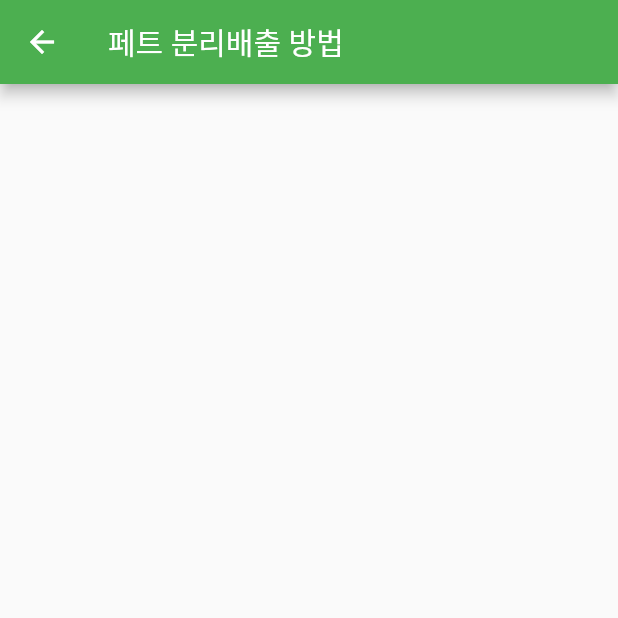
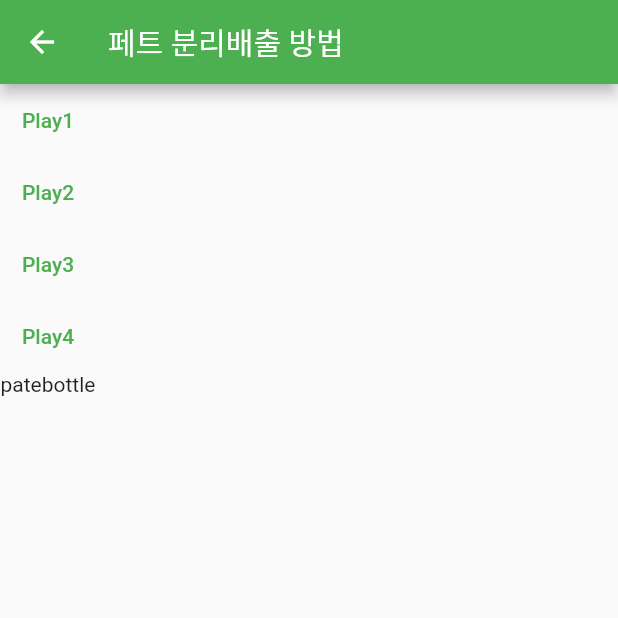
Before and after one commit to kookmin-sw/capstone-2021-3, a Flutter app: the screen it shows after launch, after a tap on "Animation", on a phone screen of 412 x 824 dp, the top half of it. Run offline on Flutter 3.47's test engine with Material 2 defaults, Android fonts, the phone set to English and light mode, and no system bars; our stand-ins replace camera, rive.

Commit message:
Add pet bottle separate collection animation

```diff
--- a/app/recycling_people/lib/animation/animation_page.dart
+++ b/app/recycling_people/lib/animation/animation_page.dart
@@ -1,4 +1,8 @@
+import 'dart:convert';
 import 'package:flutter/material.dart';
+import 'package:flutter/services.dart';
+import 'package:rive/rive.dart';
+import 'package:flutter/cupertino.dart';
 
 class AnimationRecyle extends StatefulWidget {
   final String typeNameK;
@@ -9,7 +13,17 @@ class AnimationRecyle extends StatefulWidget {
 }
 
 class _AnimationRecyleState extends State<AnimationRecyle> {
+  String _riveFileName;
   String _typeNameK; // 한국어로된 소재 명칭
+  String _typeNameE; // 영어로된 소재 명칭
+  int _animationNum = 1;
+
+  List _animationTextList = [];
+  List<Widget> _textButtonList = [];
+
+  RiveAnimationController _controller;
+  Artboard _riveArtboard;
+
   _AnimationRecyleState(this._typeNameK);
 
   // 각 소재에 매칭 되는 riv 애니메이션 명칭
@@ -26,11 +40,79 @@ class _AnimationRecyleState extends State<AnimationRecyle> {
   };
 
   @override
+  void initState() {
+    super.initState();
+    _typeNameE = typeNameMap[_typeNameK];
+    _riveFileName = 'assets/animation/${this._typeNameE}.riv';
+    loadRiveFile(this._animationNum);
+  }
+
+  void onPress(int num) {
+    setState(() {
+      if (num == _animationNum) {
+        _controller.isActive = !_controller.isActive;
+      } else {
+        loadRiveFile(num);
+        _animationNum = num;
+      }
+    });
+  }
+
+  void loadRiveFile(int num) async {
+    final data = await rootBundle.load(_riveFileName);
+    final file = RiveFile();
+
+    if (file.import(data)) {
+      setState(() {
+        _riveArtboard = file.mainArtboard;
+        _controller = SimpleAnimation('anim${num.toString()}');
+        _riveArtboard.addController(_controller);
+      });
+    }
+  }
+
   Widget build(BuildContext context) {
     return Scaffold(
       appBar: AppBar(
         title: Text('${this._typeNameK} 분리배출 방법'),
       ),
+      body: Column(
+        children: [
+          Positioned(
+              left: 0,
+              child: TextButton(
+                  onPressed: () {
+                    onPress(1);
+                  },
+                  child: Text('Play1'))),
+          Positioned(
+              left: 50,
+              child: TextButton(
+                  onPressed: () {
+                    onPress(2);
+                  },
+                  child: Text('Play2'))),
+          Positioned(
+              left: 100,
+              child: TextButton(
+                  onPressed: () {
+                    onPress(3);
+                  },
+                  child: Text('Play3'))),
+          Positioned(
+              left: 150,
+              child: TextButton(
+                  onPressed: () {
+                    onPress(4);
+                  },
+                  child: Text('Play4'))),
+          Container(
+              height: MediaQuery.of(context).size.height * 0.5,
+              child: _riveArtboard == null
+                  ? Text(_typeNameE)
+                  : Rive(artboard: _riveArtboard))
+        ],
+      ),
     );
   }
 }
--- a/app/recycling_people/pubspec.yaml
+++ b/app/recycling_people/pubspec.yaml
@@ -55,6 +55,9 @@ flutter:
     - assets/recyleTypeImage/페트.jpg
     - assets/recyleTypeImage/플라스틱.jpg
 
+    - assets/animation/patebottle.riv
+
+
   #   - images/a_dot_burr.jpeg
   #   - images/a_dot_ham.jpeg
 
```
Also changed, not shown: 1 other file.
